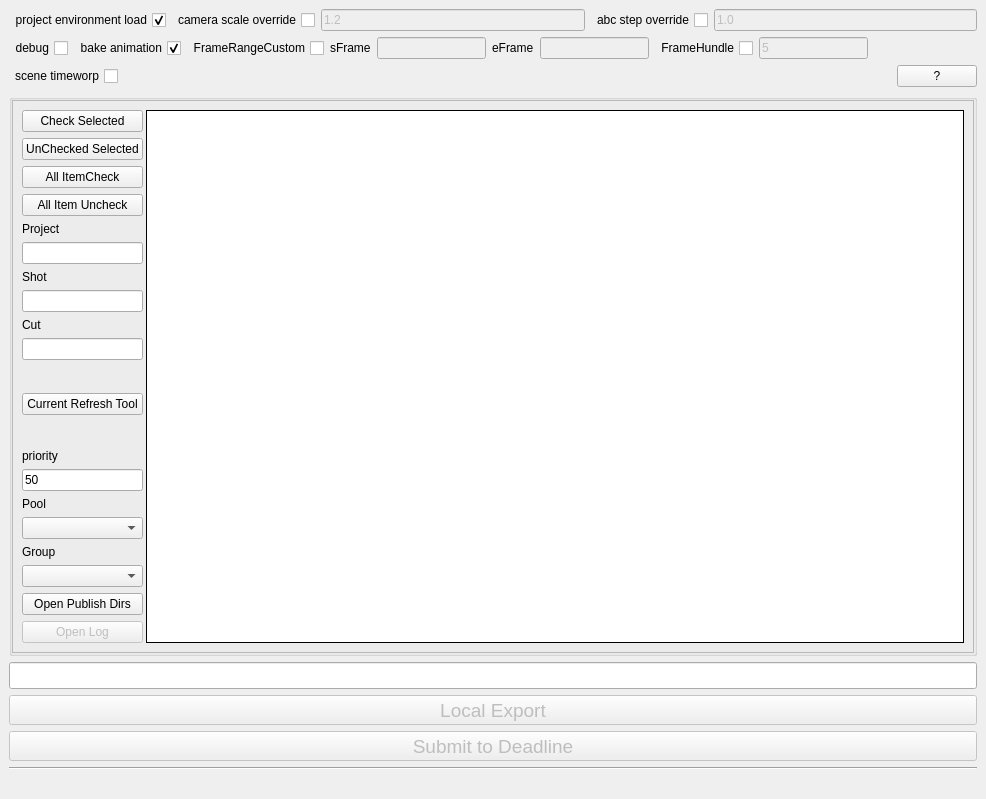
Qt form pycode/Exp_gui.ui (n-designdev/ND_AssetExporter) before a commit.
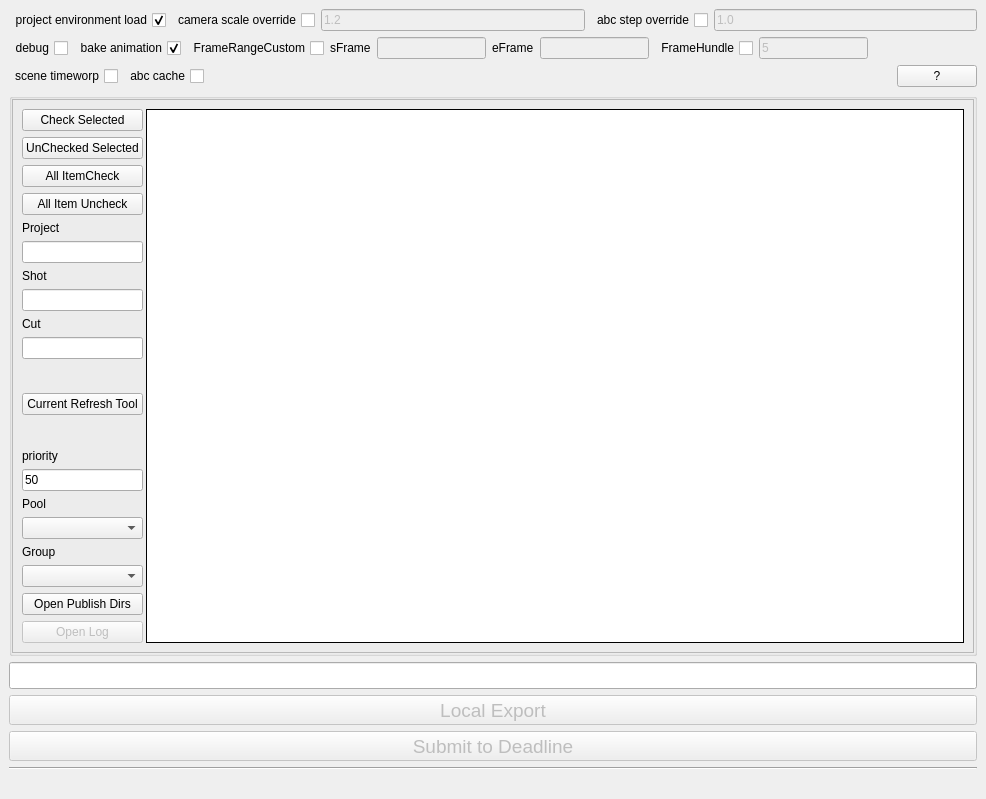
The same form after that commit.

```diff
--- a/pycode/Exp_gui.ui
+++ b/pycode/Exp_gui.ui
@@ -289,12 +289,6 @@
     </item>
     <item>
      <layout class="QHBoxLayout" name="horizontalLayout_7">
-      <property name="topMargin">
-       <number>0</number>
-      </property>
-      <property name="bottomMargin">
-       <number>1</number>
-      </property>
       <item>
        <widget class="QCheckBox" name="scene_timeworp_check">
         <property name="layoutDirection">
@@ -308,6 +302,19 @@
         </property>
        </widget>
       </item>
+      <item>
+       <widget class="QCheckBox" name="abc_cache_check">
+        <property name="layoutDirection">
+         <enum>Qt::RightToLeft</enum>
+        </property>
+        <property name="text">
+         <string>abc cache</string>
+        </property>
+        <property name="checked">
+         <bool>false</bool>
+        </property>
+       </widget>
+      </item>
       <item>
        <spacer name="horizontalSpacer_3">
         <property name="orientation">
```
